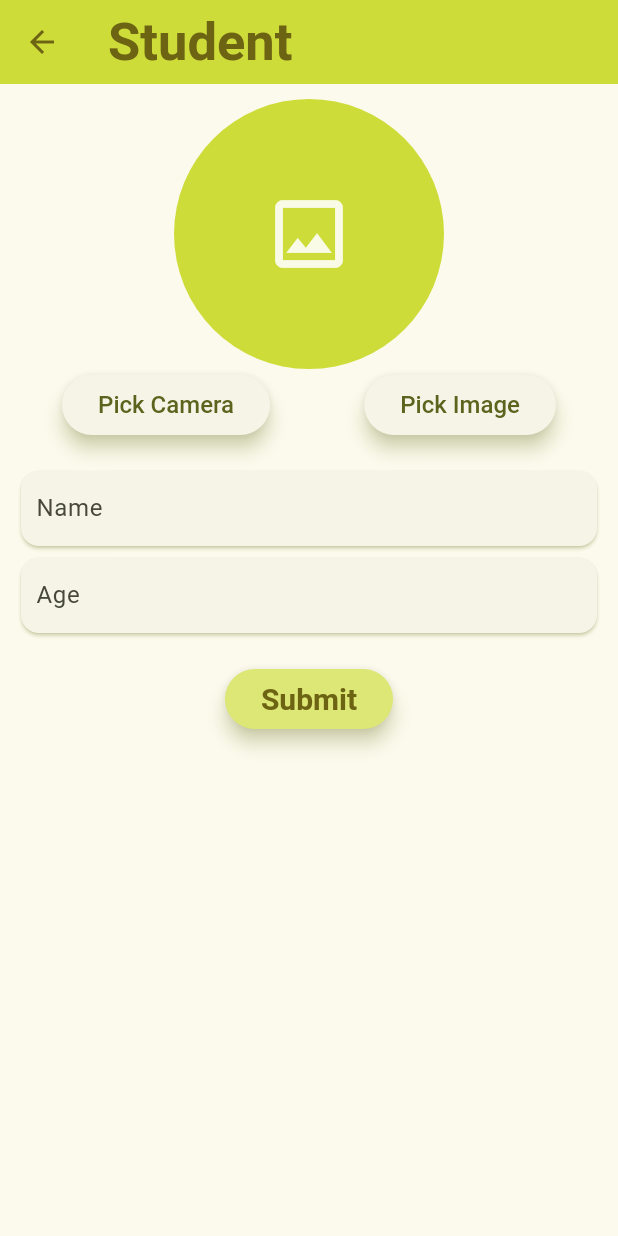
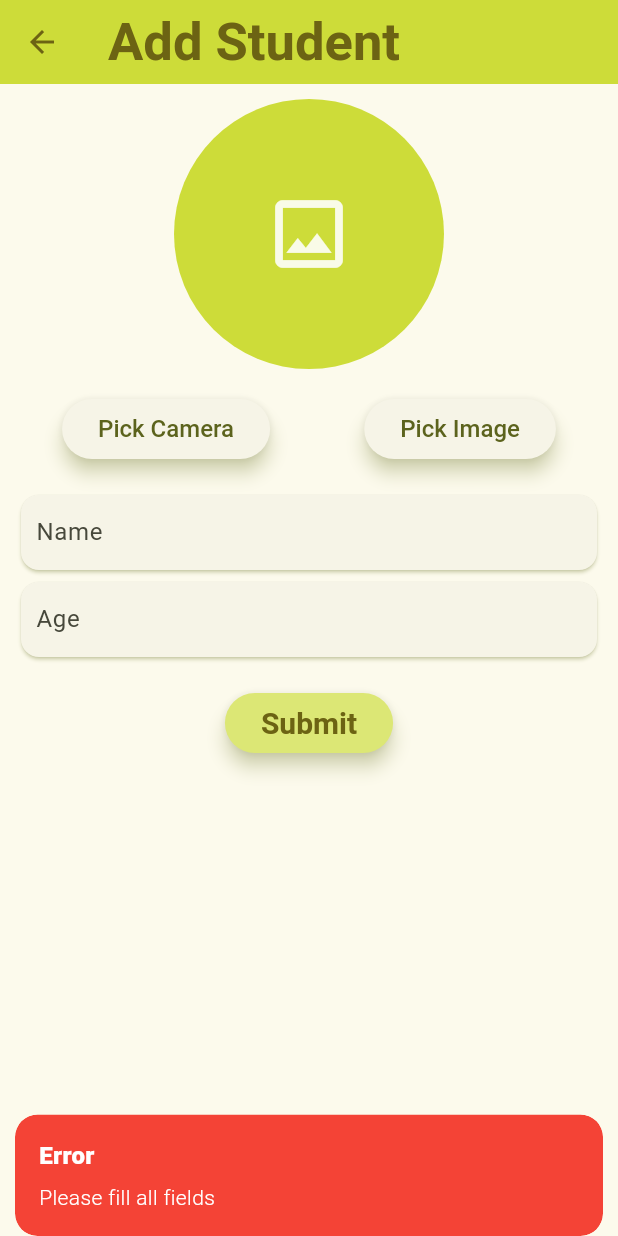
Before and after one commit to VarunDevFD/Student_managment_GetX, a Flutter app: the StudentScreen screen opened directly, after a tap on "Submit", on a phone screen of 412 x 824 dp. Run offline on Flutter 3.47's test engine with Material 3 defaults, Android fonts, the phone set to English and light mode, and no system bars; our stand-ins replace get, hive, hive_flutter, image_picker; accounts and stored records are empty.

Commit message:
student details page and model done

```diff
--- /dev/null
+++ b/lib/models/student_model.dart
@@ -0,0 +1,17 @@
+import 'package:hive/hive.dart';
+
+part 'student_model.g.dart';
+
+@HiveType(typeId: 0)
+class Student {
+  @HiveField(0)
+  String name;
+
+  @HiveField(1)
+  int age;
+
+  @HiveField(2)
+  String image;
+
+  Student({required this.name, required this.age, required this.image});
+}
--- a/lib/pages/student_page.dart
+++ b/lib/pages/student_page.dart
@@ -1,7 +1,36 @@
+import 'dart:convert';
+
 import 'package:flutter/material.dart';
+import 'package:get/get.dart';
+import 'package:image_picker/image_picker.dart';
+import 'package:std_get_x/controllers/student_getx_controller.dart';
+import 'package:std_get_x/models/student_model.dart';
 
 class StudentScreen extends StatelessWidget {
-  const StudentScreen({super.key});
+  final StudentController studentController = Get.put(StudentController());
+  final TextEditingController nameController = TextEditingController();
+  final TextEditingController ageController = TextEditingController();
+  final Student? selectedStudent;
+  final Function(Student)? onStudentUpdated;
+
+  StudentScreen({Key? key, this.selectedStudent, this.onStudentUpdated})
+      : super(key: key) {
+    if (selectedStudent != null) {
+      nameController.text = selectedStudent!.name;
+      ageController.text = selectedStudent!.age.toString();
+      if (selectedStudent!.image.isNotEmpty) {
+        studentController.pickImage(selectedStudent!.image);
+      }
+    }
+  }
+
+  void pickImage(ImageSource source) async {
+    final pickedFile = await ImagePicker().pickImage(source: source);
+    if (pickedFile != null) {
+      final bytes = await pickedFile.readAsBytes();
+      studentController.pickImage(base64Encode(bytes));
+    }
+  }
 
   @override
   Widget build(BuildContext context) {
@@ -17,32 +46,43 @@ class StudentScreen extends StatelessWidget {
             color: Color.fromARGB(255, 108, 99, 19),
           ),
         ),
-        title: const Text(
-          "Student",
-          style: TextStyle(
+        title: Text(
+          selectedStudent == null ? "Add Student" : "Edit Student",
+          style: const TextStyle(
             fontSize: 35,
             fontWeight: FontWeight.bold,
-              color: Color.fromARGB(255, 108, 99, 19)),
+            color: Color.fromARGB(255, 108, 99, 19),
+          ),
         ),
       ),
       body: Padding(
         padding: const EdgeInsets.all(10.0),
         child: Column(
+          crossAxisAlignment: CrossAxisAlignment.center,
           children: [
-            CircleAvatar(
+            Obx(() {
+              return CircleAvatar(
                 backgroundColor: Colors.lime,
                 radius: 90,
-              child: Icon(
+                backgroundImage: studentController.imageBase64.value.isNotEmpty
+                    ? MemoryImage(
+                        base64Decode(studentController.imageBase64.value))
+                    : null,
+                child: studentController.imageBase64.value.isEmpty
+                    ? Icon(
                         Icons.image_outlined,
                         size: 60,
                         color: Colors.lime[50],
-              ),
-            ),
+                      )
+                    : null,
+              );
+            }),
+            const SizedBox(height: 16),
             Row(
               mainAxisAlignment: MainAxisAlignment.spaceAround,
               children: [
                 ElevatedButton(
-                  onPressed: () {},
+                  onPressed: () => pickImage(ImageSource.camera),
                   style: ElevatedButton.styleFrom(
                     shadowColor: Colors.lime[200],
                     elevation: 5,
@@ -54,7 +94,7 @@ class StudentScreen extends StatelessWidget {
                   ),
                 ),
                 ElevatedButton(
-                  onPressed: () {},
+                  onPressed: () => pickImage(ImageSource.gallery),
                   style: ElevatedButton.styleFrom(
                     shadowColor: Colors.lime[200],
                     elevation: 5,
@@ -76,7 +116,7 @@ class StudentScreen extends StatelessWidget {
                 child: Padding(
                   padding: const EdgeInsets.symmetric(horizontal: 10),
                   child: TextFormField(
-                    // controller: ,
+                    controller: nameController,
                     decoration: const InputDecoration(
                       border: InputBorder.none,
                       labelText: 'Name',
@@ -99,7 +139,7 @@ class StudentScreen extends StatelessWidget {
                 child: Padding(
                   padding: const EdgeInsets.symmetric(horizontal: 10),
                   child: TextFormField(
-                    // controller: ,
+                    controller: ageController,
                     keyboardType: TextInputType.number,
                     decoration: const InputDecoration(
                       border: InputBorder.none,
@@ -123,7 +163,32 @@ class StudentScreen extends StatelessWidget {
                 elevation: 5,
                 textStyle: const TextStyle(fontSize: 16),
               ),
-              onPressed: () {},
+              onPressed: () {
+                if (nameController.text.isNotEmpty &&
+                    ageController.text.isNotEmpty &&
+                    studentController.imageBase64.value.isNotEmpty) {
+                  final student = Student(
+                    name: nameController.text,
+                    age: int.parse(ageController.text),
+                    image: studentController.imageBase64.value,
+                  );
+                  if (selectedStudent == null) {
+                    studentController.addStudent(student);
+                  } else {
+                    onStudentUpdated?.call(student);
+                  }
+                  Navigator.pop(context);
+                } else {
+                  // Show GetX Snackbar for validation error
+                  Get.snackbar(
+                    'Error',
+                    'Please fill all fields',
+                    snackPosition: SnackPosition.BOTTOM,
+                    backgroundColor: Colors.red,
+                    colorText: Colors.white,
+                  );
+                }
+              },
               child: const Text(
                 'Submit',
                 style: TextStyle(
```
Also changed, not shown: lib/controllers/student_getx_controller.dart (+37 -4 lines), lib/main.dart (+8 -3 lines), lib/pages/home_page.dart (+85 -16 lines), lib/pages/student_detail_page.dart (added, +71 -0 lines), pubspec.yaml (+7 -0 lines), lib/models/student_model.g.dart (added), pubspec.lock, 5 other files. Lines whose indentation alone changed are shown as unchanged.
